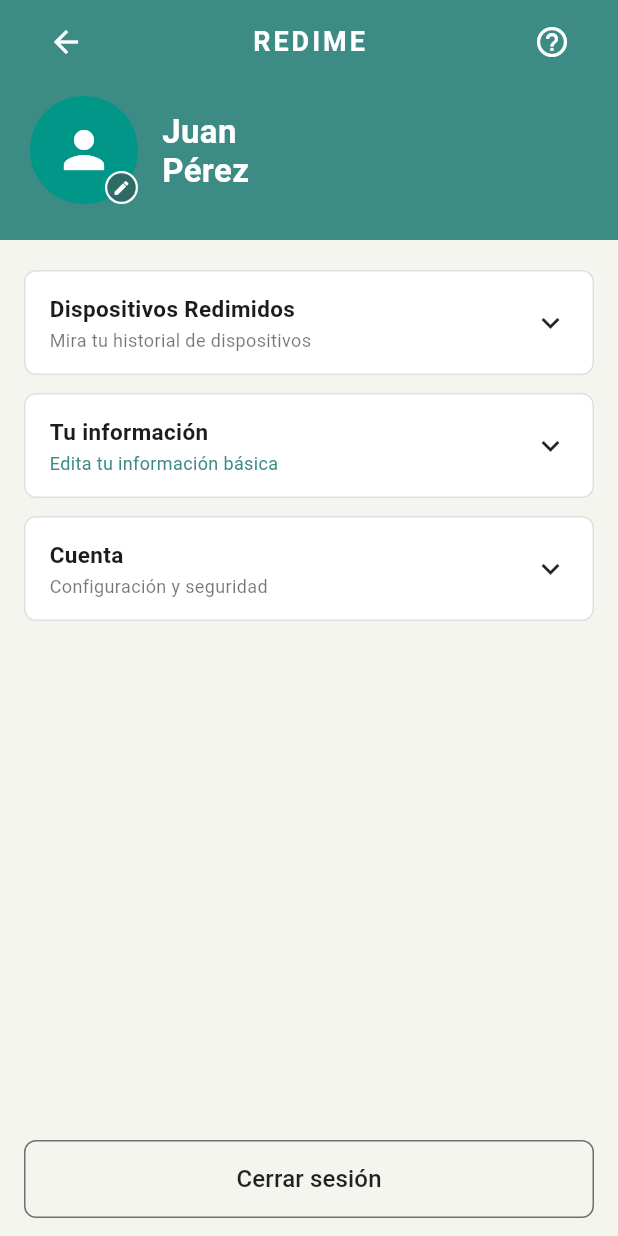
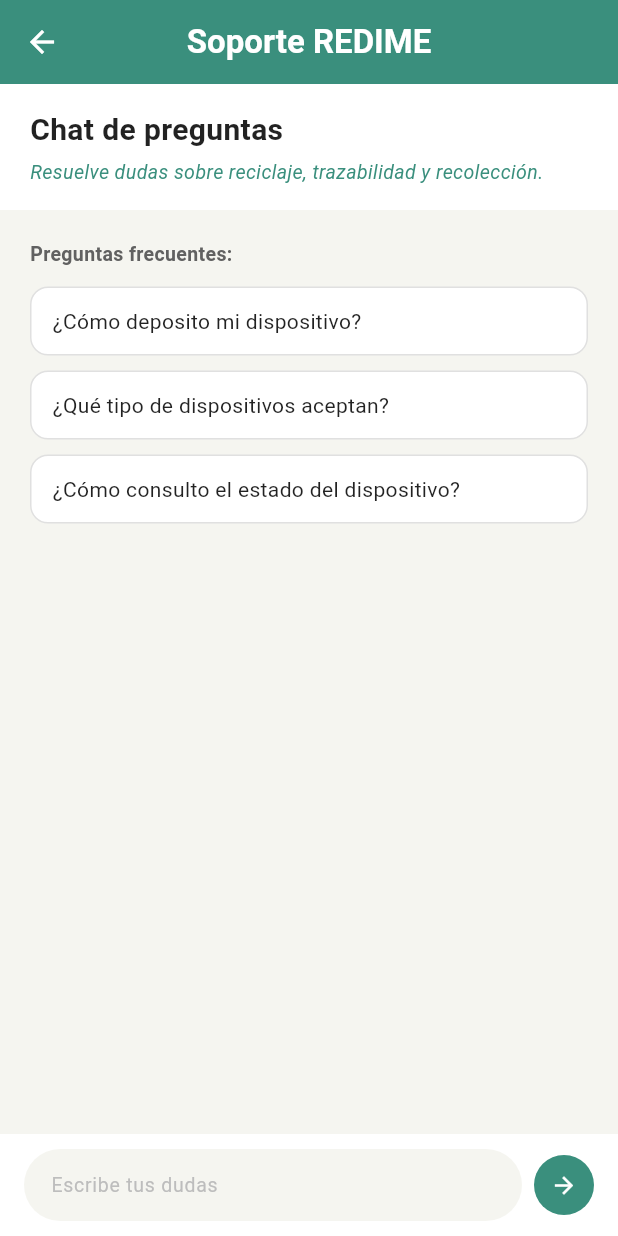
Before and after one commit to danniebravo/REDIME, a Flutter app: the ProfileView screen opened by its route, after a tap on the "help outline" icon, on a phone screen of 412 x 824 dp. Run offline on Flutter 3.47's test engine with Material 3 defaults, Android fonts, the phone set to English and light mode, and no system bars; our stand-ins replace flutter_dotenv; missing offline and left inert: mobile_scanner.

Commit message:
qr chat ,welcome, profile, delete,

```diff
--- a/lib/main.dart
+++ b/lib/main.dart
@@ -8,6 +8,9 @@
 import 'views/welcome_view.dart';
 import 'views/profile_view.dart';
 import 'views/delete_account_view.dart';
+import 'views/chat_view.dart';
+import 'views/qr_scan_view.dart';
+import 'views/qr_content_view.dart';
 
 import 'viewmodels/login_viewmodel.dart';
 import 'viewmodels/RegisterUser_viewmodel.dart';
@@ -45,6 +48,9 @@
         '/home': (context) => HomeView(),
         '/profile': (context) => ProfileView(),
         '/delete-account': (context) => const DeleteAccountView(),
+        '/chat': (context) => const ChatView(),
+        '/qr-scan': (context) => const QrScanView(),
+        '/qr-content': (context) => const QrContentView(),
       },
 
       debugShowCheckedModeBanner: false, // opcional, quita el banner de debug
--- /dev/null
+++ b/lib/views/chat_view.dart
@@ -0,0 +1,323 @@
+import 'package:flutter/material.dart';
+import 'package:flutter/services.dart';
+
+class ChatView extends StatefulWidget {
+  const ChatView({super.key});
+
+  @override
+  State<ChatView> createState() => _ChatViewState();
+}
+
+class _ChatViewState extends State<ChatView> {
+  final TextEditingController _controller = TextEditingController();
+  final ScrollController _scrollController = ScrollController();
+
+  static const Color _primaryColor = Color(0xFF3A8F7D);
+  static const Color _backgroundColor = Color(0xFFF5F5F0);
+
+  final List<Map<String, String>> _messages = [];
+
+  final List<String> _suggestions = [
+    '¿Cómo deposito mi dispositivo?',
+    '¿Qué tipo de dispositivos aceptan?',
+    '¿Cómo consulto el estado del dispositivo?',
+  ];
+
+  final Map<String, String> _answers = {
+    '¿Cómo deposito mi dispositivo?':
+        'Puedes registrar una solicitud de recogida desde la opción "Recoger dispositivos" o llevarlo a un punto de recolección disponible.',
+    '¿Qué tipo de dispositivos aceptan?':
+        'REDIME acepta celulares, tablets, computadores, cargadores, accesorios electrónicos y otros dispositivos RAEE.',
+    '¿Cómo consulto el estado del dispositivo?':
+        'Puedes consultar la trazabilidad desde la opción "Estado del dispositivo" en el inicio de la app.',
+  };
+
+  @override
+  void dispose() {
+    _controller.dispose();
+    _scrollController.dispose();
+    super.dispose();
+  }
+
+  void _sendMessage(String text) {
+    final cleanText = text.trim();
+
+    if (cleanText.isEmpty) return;
+
+    setState(() {
+      _messages.add({'role': 'user', 'text': cleanText});
+    });
+
+    final answer =
+        _answers[cleanText] ??
+        'Gracias por tu pregunta. Por ahora este chat está en versión inicial, pero REDIME podrá ayudarte con información sobre reciclaje, trazabilidad y puntos de recolección.';
+
+    Future.delayed(const Duration(milliseconds: 500), () {
+      if (!mounted) return;
+
+      setState(() {
+        _messages.add({'role': 'bot', 'text': answer});
+      });
+
+      Future.delayed(const Duration(milliseconds: 100), () {
+        if (!_scrollController.hasClients) return;
+
+        _scrollController.animateTo(
+          _scrollController.position.maxScrollExtent,
+          duration: const Duration(milliseconds: 250),
+          curve: Curves.easeOut,
+        );
+      });
+    });
+
+    _controller.clear();
+  }
+
+  @override
+  Widget build(BuildContext context) {
+    return AnnotatedRegion<SystemUiOverlayStyle>(
+      value: SystemUiOverlayStyle.light.copyWith(
+        statusBarColor: _primaryColor,
+        statusBarIconBrightness: Brightness.light,
+      ),
+      child: Scaffold(
+        backgroundColor: _backgroundColor,
+        appBar: AppBar(
+          backgroundColor: _primaryColor,
+          foregroundColor: Colors.white,
+          elevation: 0,
+          title: const Text(
+            'Soporte REDIME',
+            style: TextStyle(fontWeight: FontWeight.bold),
+          ),
+          centerTitle: true,
+        ),
+        body: Column(
+          children: [
+            _ChatHeader(primaryColor: _primaryColor),
+            Expanded(
+              child: _messages.isEmpty
+                  ? _SuggestionsList(
+                      suggestions: _suggestions,
+                      onSuggestionTap: _sendMessage,
+                    )
+                  : ListView.builder(
+                      controller: _scrollController,
+                      padding: const EdgeInsets.all(16),
+                      itemCount: _messages.length,
+                      itemBuilder: (context, index) {
+                        final message = _messages[index];
+                        final isUser = message['role'] == 'user';
+
+                        return _MessageBubble(
+                          text: message['text'] ?? '',
+                          isUser: isUser,
+                          primaryColor: _primaryColor,
+                        );
+                      },
+                    ),
+            ),
+            _InputBar(
+              controller: _controller,
+              primaryColor: _primaryColor,
+              onSend: () => _sendMessage(_controller.text),
+              onSubmitted: _sendMessage,
+            ),
+          ],
+        ),
+      ),
+    );
+  }
+}
+
+class _ChatHeader extends StatelessWidget {
+  final Color primaryColor;
+
+  const _ChatHeader({required this.primaryColor});
+
+  @override
+  Widget build(BuildContext context) {
+    return Container(
+      width: double.infinity,
+      color: Colors.white,
+      padding: const EdgeInsets.symmetric(horizontal: 20, vertical: 16),
+      child: Column(
+        crossAxisAlignment: CrossAxisAlignment.start,
+        children: [
+          const Text(
+            'Chat de preguntas',
+            style: TextStyle(
+              fontSize: 20,
+              fontWeight: FontWeight.bold,
+              color: Colors.black87,
+            ),
+          ),
+          const SizedBox(height: 4),
+          Text(
+            'Resuelve dudas sobre reciclaje, trazabilidad y recolección.',
+            style: TextStyle(
+              fontSize: 13,
+              color: primaryColor,
+              fontStyle: FontStyle.italic,
+            ),
+          ),
+        ],
+      ),
+    );
+  }
+}
+
+class _SuggestionsList extends StatelessWidget {
+  final List<String> suggestions;
+  final ValueChanged<String> onSuggestionTap;
+
+  const _SuggestionsList({
+    required this.suggestions,
+    required this.onSuggestionTap,
+  });
+
+  @override
+  Widget build(BuildContext context) {
+    return Padding(
+      padding: const EdgeInsets.all(20),
+      child: ListView(
+        children: [
+          Text(
+            'Preguntas frecuentes:',
+            style: TextStyle(
+              fontSize: 13,
+              fontWeight: FontWeight.w600,
+              color: Colors.grey[700],
+            ),
+          ),
+          const SizedBox(height: 12),
+          ...suggestions.map(
+            (suggestion) => GestureDetector(
+              onTap: () => onSuggestionTap(suggestion),
+              child: Container(
+                margin: const EdgeInsets.only(bottom: 10),
+                padding: const EdgeInsets.symmetric(
+                  horizontal: 14,
+                  vertical: 12,
+                ),
+                decoration: BoxDecoration(
+                  color: Colors.white,
+                  borderRadius: BorderRadius.circular(12),
+                  border: Border.all(color: Colors.grey.shade300),
+                ),
+                child: Text(
+                  suggestion,
+                  style: const TextStyle(fontSize: 14, color: Colors.black87),
+                ),
+              ),
+            ),
+          ),
+        ],
+      ),
+    );
+  }
+}
+
+class _MessageBubble extends StatelessWidget {
+  final String text;
+  final bool isUser;
+  final Color primaryColor;
+
+  const _MessageBubble({
+    required this.text,
+    required this.isUser,
+    required this.primaryColor,
+  });
+
+  @override
+  Widget build(BuildContext context) {
+    return Align(
+      alignment: isUser ? Alignment.centerRight : Alignment.centerLeft,
+      child: Container(
+        margin: const EdgeInsets.only(bottom: 10),
+        padding: const EdgeInsets.symmetric(horizontal: 14, vertical: 10),
+        constraints: BoxConstraints(
+          maxWidth: MediaQuery.of(context).size.width * 0.74,
+        ),
+        decoration: BoxDecoration(
+          color: isUser ? primaryColor : Colors.white,
+          borderRadius: BorderRadius.circular(14),
+          border: isUser ? null : Border.all(color: Colors.grey.shade200),
+        ),
+        child: Text(
+          text,
+          style: TextStyle(
+            fontSize: 13,
+            color: isUser ? Colors.white : Colors.black87,
+            height: 1.35,
+          ),
+        ),
+      ),
+    );
+  }
+}
+
+class _InputBar extends StatelessWidget {
+  final TextEditingController controller;
+  final Color primaryColor;
+  final VoidCallback onSend;
+  final ValueChanged<String> onSubmitted;
+
+  const _InputBar({
+    required this.controller,
+    required this.primaryColor,
+    required this.onSend,
+    required this.onSubmitted,
+  });
+
+  @override
+  Widget build(BuildContext context) {
+    return Container(
+      color: Colors.white,
+      padding: EdgeInsets.only(
+        left: 16,
+        right: 16,
+        top: 10,
+        bottom: 10 + MediaQuery.of(context).padding.bottom,
+      ),
+      child: Row(
+        children: [
+          Expanded(
+            child: TextField(
+              controller: controller,
+              style: const TextStyle(fontSize: 14),
+              decoration: InputDecoration(
+                hintText: 'Escribe tus dudas',
+                hintStyle: TextStyle(color: Colors.grey[400], fontSize: 13),
+                filled: true,
+                fillColor: const Color(0xFFF5F5F0),
+                contentPadding: const EdgeInsets.symmetric(
+                  horizontal: 14,
+                  vertical: 10,
+                ),
+                border: OutlineInputBorder(
+                  borderRadius: BorderRadius.circular(24),
+                  borderSide: BorderSide.none,
+                ),
+              ),
+              onSubmitted: onSubmitted,
+            ),
+          ),
+          const SizedBox(width: 8),
+          GestureDetector(
+            onTap: onSend,
+            child: CircleAvatar(
+              radius: 20,
+              backgroundColor: primaryColor,
+              child: const Icon(
+                Icons.arrow_forward,
+                color: Colors.white,
+                size: 18,
+              ),
+            ),
+          ),
+        ],
+      ),
+    );
+  }
+}
--- a/pubspec.yaml
+++ b/pubspec.yaml
@@ -37,6 +37,7 @@
   provider: ^6.1.5+1
   http: ^1.2.1
   flutter_dotenv: ^5.1.0
+  mobile_scanner: ^5.0.0
 
 dev_dependencies:
   flutter_test:
```
Also changed, not shown: lib/views/qr_content_view.dart (added, +147 -0 lines), lib/views/qr_scan_view.dart (added, +114 -0 lines), pubspec.lock, 2 other files.
